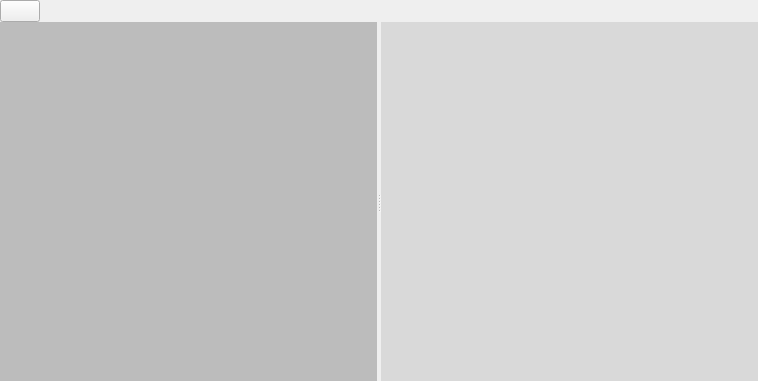
Qt form src/libs/libmarkdown/markdown/MarkdownEditor.ui (mrdeveloperdude/OctoMY) before a commit.
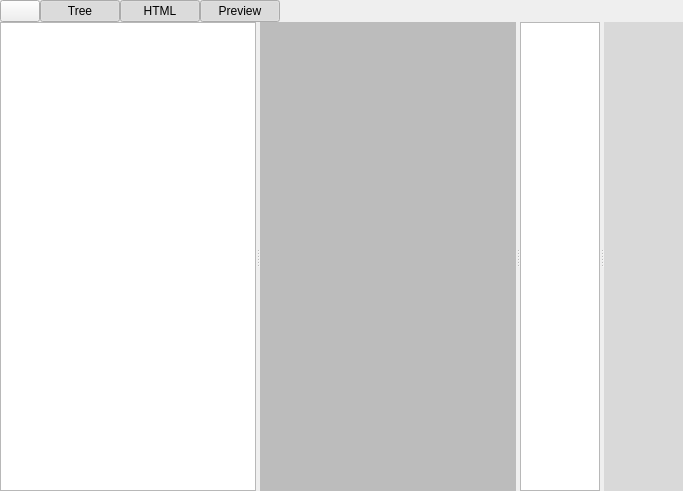
The same form after that commit. Icons and pictures are not drawn. Custom widgets are drawn as their Qt base class.

Patch:
```diff
--- a/src/libs/libmarkdown/markdown/MarkdownEditor.ui
+++ b/src/libs/libmarkdown/markdown/MarkdownEditor.ui
@@ -6,8 +6,8 @@
    <rect>
     <x>0</x>
     <y>0</y>
-    <width>758</width>
-    <height>381</height>
+    <width>683</width>
+    <height>491</height>
    </rect>
   </property>
   <property name="windowTitle">
@@ -29,6 +29,19 @@
    <property name="spacing">
     <number>0</number>
    </property>
+   <item row="0" column="2">
+    <widget class="QPushButton" name="pushButtonToggleHTML">
+     <property name="text">
+      <string>HTML</string>
+     </property>
+     <property name="checkable">
+      <bool>true</bool>
+     </property>
+     <property name="checked">
+      <bool>true</bool>
+     </property>
+    </widget>
+   </item>
    <item row="0" column="0">
     <widget class="QPushButton" name="pushButtonExportPDF">
      <property name="toolTip">
@@ -43,7 +56,33 @@
      </property>
     </widget>
    </item>
-   <item row="1" column="0" colspan="2">
+   <item row="0" column="1">
+    <widget class="QPushButton" name="pushButtonToggleTree">
+     <property name="text">
+      <string>Tree</string>
+     </property>
+     <property name="checkable">
+      <bool>true</bool>
+     </property>
+     <property name="checked">
+      <bool>true</bool>
+     </property>
+    </widget>
+   </item>
+   <item row="0" column="3">
+    <widget class="QPushButton" name="pushButtonTogglePreview">
+     <property name="text">
+      <string>Preview</string>
+     </property>
+     <property name="checkable">
+      <bool>true</bool>
+     </property>
+     <property name="checked">
+      <bool>true</bool>
+     </property>
+    </widget>
+   </item>
+   <item row="1" column="0" colspan="5">
     <widget class="QSplitter" name="splitter">
      <property name="lineWidth">
       <number>0</number>
@@ -51,6 +90,14 @@
      <property name="orientation">
       <enum>Qt::Horizontal</enum>
      </property>
+     <widget class="QTreeView" name="treeViewFilesystem">
+      <property name="sizePolicy">
+       <sizepolicy hsizetype="MinimumExpanding" vsizetype="MinimumExpanding">
+        <horstretch>0</horstretch>
+        <verstretch>0</verstretch>
+       </sizepolicy>
+      </property>
+     </widget>
      <widget class="markdown::CodeEditor" name="plainTextEditMarkdown">
       <property name="sizePolicy">
        <sizepolicy hsizetype="MinimumExpanding" vsizetype="MinimumExpanding">
@@ -519,6 +566,8 @@
        <double>30.000000000000000</double>
       </property>
      </widget>
+     <widget class="QTextEdit" name="textEditHTML">
+     </widget>
      <widget class="QTextEdit" name="textEditPreview">
       <property name="palette">
        <palette>
@@ -974,7 +1023,7 @@
      </widget>
     </widget>
    </item>
-   <item row="0" column="1">
+   <item row="0" column="4">
     <spacer name="horizontalSpacer">
      <property name="orientation">
       <enum>Qt::Horizontal</enum>
```
